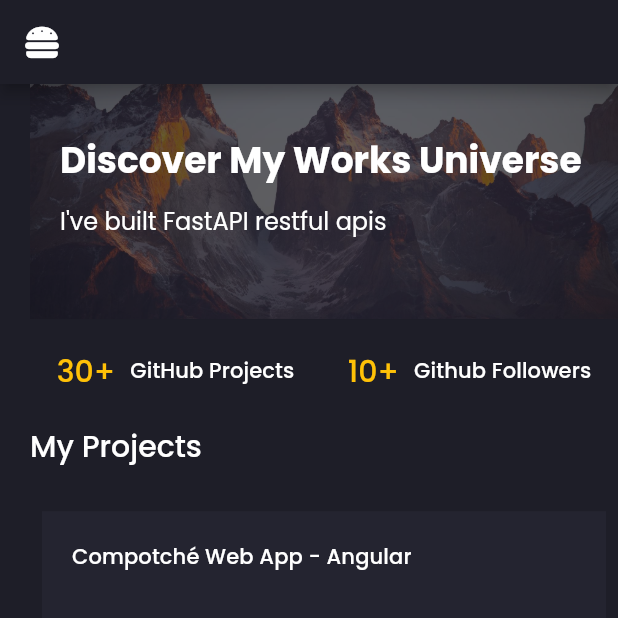
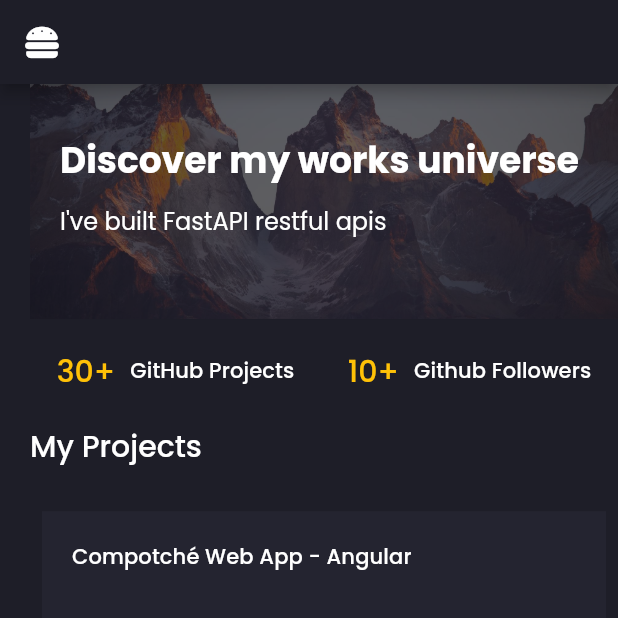
Before and after one commit to shellking4/my_portfolio, a Flutter app: the screen it shows after launch, on a phone screen of 412 x 824 dp, the top half of it. Run offline on Flutter 3.47's test engine with Material 2 defaults, Android fonts, the phone set to English and light mode, and no system bars; drawn by our look-alikes of animated_text_kit; our stand-ins replace flutter_svg, font_awesome_flutter, google_fonts; missing offline and left inert: dart:html.

Commit message:
add updates

```diff
--- a/lib/components/home_banner.dart
+++ b/lib/components/home_banner.dart
@@ -28,7 +28,7 @@ class HomeBanner extends StatelessWidget {
               mainAxisAlignment: MainAxisAlignment.center,
               children: [
                 Text(
-                  "Discover My Works Universe",
+                  "Discover my works universe",
                   style: Responsive.isDesktop(context)
                       ? Theme.of(context).textTheme.headline3!.copyWith(
                             fontWeight: FontWeight.bold,
```
Also changed, not shown: 1 other file.
